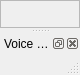
This is src/blackgui/components/cockpitinfoareacomponent.ui in swift-project/pilotclient as Qt 5 draws it before an edit. The edited form follows.
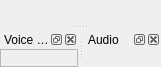
This is the edited form. Custom widgets are drawn as their Qt base class.

Commit message: refs #335, changed info areas * remove unused methods * changed ui, preferred size and such * changed ctor for CEnableForDockWidgetInfoArea and made setParentDockWidgetInfoArea virtual * adjusted derived classes ctor * added enum and area methods for cockpitinfoarea

What changed in the file:
```diff
--- a/src/blackgui/components/cockpitinfoareacomponent.ui
+++ b/src/blackgui/components/cockpitinfoareacomponent.ui
@@ -6,44 +6,43 @@
    <rect>
     <x>0</x>
     <y>0</y>
-    <width>80</width>
-    <height>75</height>
+    <width>161</width>
+    <height>67</height>
    </rect>
   </property>
+  <property name="sizePolicy">
+   <sizepolicy hsizetype="Preferred" vsizetype="Expanding">
+    <horstretch>0</horstretch>
+    <verstretch>0</verstretch>
+   </sizepolicy>
+  </property>
   <property name="windowTitle">
-   <string>MainWindow</string>
+   <string>Cockpit info area</string>
+  </property>
+  <property name="animated">
+   <bool>false</bool>
+  </property>
+  <property name="documentMode">
+   <bool>false</bool>
+  </property>
+  <property name="dockOptions">
+   <set>QMainWindow::AllowTabbedDocks|QMainWindow::ForceTabbedDocks</set>
   </property>
   <widget class="QWidget" name="qw_CockpitInfoAreaComComponent">
-   <layout class="QVBoxLayout" name="verticalLayout">
-    <property name="spacing">
-     <number>0</number>
-    </property>
-    <property name="leftMargin">
-     <number>0</number>
-    </property>
-    <property name="topMargin">
-     <number>0</number>
-    </property>
-    <property name="rightMargin">
-     <number>0</number>
-    </property>
-    <property name="bottomMargin">
-     <number>0</number>
-    </property>
-    <item>
-     <widget class="BlackGui::Components::CCockpitComComponent" name="comp_CockpitComComponent">
-      <property name="frameShape">
-       <enum>QFrame::StyledPanel</enum>
-      </property>
-      <property name="frameShadow">
-       <enum>QFrame::Raised</enum>
-      </property>
-     </widget>
-    </item>
-   </layout>
+   <property name="minimumSize">
+    <size>
+     <width>0</width>
+     <height>0</height>
+    </size>
+   </property>
   </widget>
-  <widget class="QStatusBar" name="sb_CockpitInfoAreaStatusBar"/>
   <widget class="BlackGui::CDockWidgetInfoArea" name="dw_CockpitVoiceRooms">
+   <property name="floating">
+    <bool>false</bool>
+   </property>
+   <property name="features">
+    <set>QDockWidget::DockWidgetClosable|QDockWidget::DockWidgetFloatable</set>
+   </property>
    <property name="allowedAreas">
     <set>Qt::TopDockWidgetArea</set>
    </property>
@@ -83,6 +82,37 @@
     </layout>
    </widget>
   </widget>
+  <widget class="BlackGui::CDockWidgetInfoArea" name="dw_Audio">
+   <property name="floating">
+    <bool>false</bool>
+   </property>
+   <property name="features">
+    <set>QDockWidget::DockWidgetClosable|QDockWidget::DockWidgetFloatable</set>
+   </property>
+   <property name="allowedAreas">
+    <set>Qt::BottomDockWidgetArea</set>
+   </property>
+   <property name="windowTitle">
+    <string>Audio</string>
+   </property>
+   <attribute name="dockWidgetArea">
+    <number>8</number>
+   </attribute>
+   <widget class="QWidget" name="qw_Audio">
+    <layout class="QVBoxLayout" name="verticalLayout_2">
+     <item>
+      <widget class="BlackGui::Components::CAudioComponent" name="comp_Audio">
+       <property name="frameShape">
+        <enum>QFrame::StyledPanel</enum>
+       </property>
+       <property name="frameShadow">
+        <enum>QFrame::Raised</enum>
+       </property>
+      </widget>
+     </item>
+    </layout>
+   </widget>
+  </widget>
  </widget>
  <customwidgets>
   <customwidget>
@@ -91,18 +121,18 @@
    <header>blackgui/dockwidgetinfoarea.h</header>
    <container>1</container>
   </customwidget>
-  <customwidget>
-   <class>BlackGui::Components::CCockpitComComponent</class>
-   <extends>QFrame</extends>
-   <header>blackgui/components/cockpitcomcomponent.h</header>
-   <container>1</container>
-  </customwidget>
   <customwidget>
    <class>BlackGui::Components::CVoiceRoomsComponent</class>
    <extends>QFrame</extends>
    <header>blackgui/components/voiceroomscomponent.h</header>
    <container>1</container>
   </customwidget>
+  <customwidget>
+   <class>BlackGui::Components::CAudioComponent</class>
+   <extends>QFrame</extends>
+   <header>blackgui/components/audiocomponent.h</header>
+   <container>1</container>
+  </customwidget>
  </customwidgets>
  <resources/>
  <connections/>
```
Left out of the diff: 2 changed lines with no effect on the pictures. The commit also changes 12 other files.
